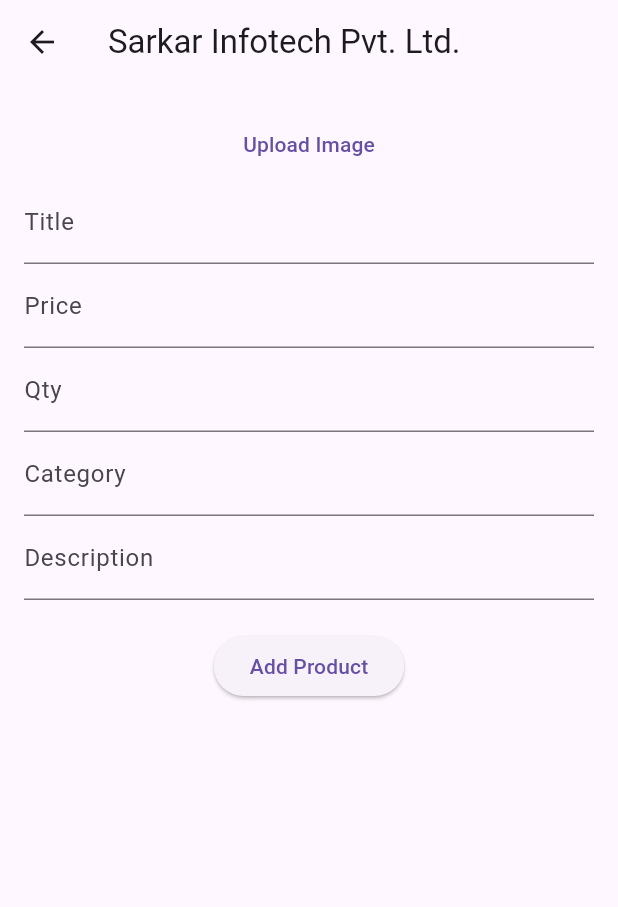
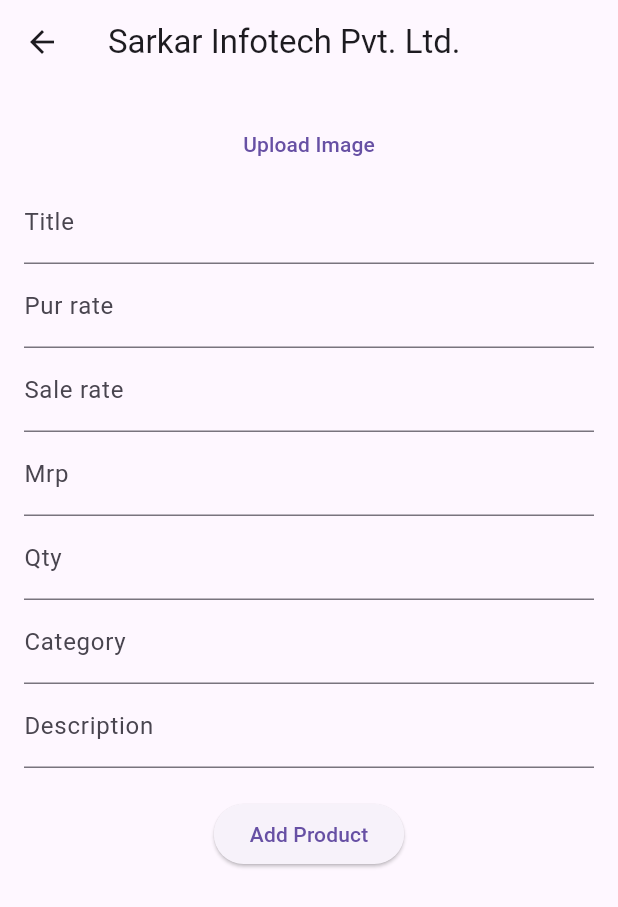
Before and after one commit to KirtanNarola13/malavi_management, a Flutter app: the AddProductScreen screen opened directly, on a phone screen of 412 x 824 dp. Shown: the top 907 px of the screen. Run offline on Flutter 3.47's test engine with Material 3 defaults, Android fonts, the phone set to English and light mode, and no system bars; our stand-ins replace animate_do, cloud_firestore, firebase_auth, firebase_core, firebase_storage, flutter_snake_navigationbar and 2 more; missing offline and left inert: firebase_app_check; accounts and stored records are empty.

Commit message:
Additional added

```diff
--- a/lib/modules/screens/product-screen/product_screen.dart
+++ b/lib/modules/screens/product-screen/product_screen.dart
@@ -19,7 +19,9 @@ class _AddProductScreenState extends State<AddProductScreen> {
   final picker = ImagePicker();
   final _formKey = GlobalKey<FormState>();
   final _titleController = TextEditingController();
-  final _priceController = TextEditingController();
+  final _purchaseRateController = TextEditingController();
+  final _saleRateController = TextEditingController();
+  final _mrpController = TextEditingController();
   final _qtyController = TextEditingController();
   final _categoryController = TextEditingController();
   final _descriptionController = TextEditingController();
@@ -47,7 +49,8 @@ class _AddProductScreenState extends State<AddProductScreen> {
       Uri.parse('https://api.remove.bg/v1.0/removebg'),
     );
     request.headers['X-Api-Key'] = 'VtVBw7j4yoV6DhnMCow42zmv';
-    request.files.add(await http.MultipartFile.fromPath('image_file', imageFile.path));
+    request.files
+        .add(await http.MultipartFile.fromPath('image_file', imageFile.path));
     final response = await request.send();
     final responseBody = await response.stream.toBytes();
     final tempDir = await getTemporaryDirectory();
@@ -55,8 +58,6 @@ class _AddProductScreenState extends State<AddProductScreen> {
     await bgRemovedImage.writeAsBytes(responseBody);
     return bgRemovedImage;
   }
-
-
 
   @override
   Widget build(BuildContext context) {
@@ -68,14 +69,17 @@ class _AddProductScreenState extends State<AddProductScreen> {
         try {
           // Upload image to Firebase Storage
           final storageRef = FirebaseStorage.instance.ref();
-          final imageRef = storageRef.child('product_images/${basename(_image!.path)}');
+          final imageRef =
+              storageRef.child('product_images/${basename(_image!.path)}');
           await imageRef.putFile(_image!);
           final imageUrl = await imageRef.getDownloadURL();
 
           // Save data to Firestore
           await FirebaseFirestore.instance.collection('products').add({
             'title': _titleController.text,
-            'price': _priceController.text,
+            'pur_rate': _purchaseRateController.text,
+            'sale_rate': _saleRateController.text,
+            'mrp': _mrpController.text,
             'qty': _qtyController.text,
             'category': _categoryController.text,
             'description': _descriptionController.text,
@@ -89,22 +93,28 @@ class _AddProductScreenState extends State<AddProductScreen> {
             _isLoading = false;
             _categoryController.clear();
             _descriptionController.clear();
-            _priceController.clear();
+            _purchaseRateController.clear();
+            _saleRateController.clear();
+            _mrpController.clear();
             _qtyController.clear();
             _titleController.clear();
           });
 
-          ScaffoldMessenger.of(context).showSnackBar(SnackBar(content: Text('Product added successfully!')));
+          ScaffoldMessenger.of(context).showSnackBar(
+              SnackBar(content: Text('Product added successfully!')));
         } catch (e) {
           setState(() {
             _isLoading = false;
           });
-          ScaffoldMessenger.of(context).showSnackBar(SnackBar(content: Text('Failed to add product: $e')));
+          ScaffoldMessenger.of(context).showSnackBar(
+              SnackBar(content: Text('Failed to add product: $e')));
         }
       } else {
-        ScaffoldMessenger.of(context).showSnackBar(SnackBar(content: Text('Please fill all fields and upload an image.')));
+        ScaffoldMessenger.of(context).showSnackBar(SnackBar(
+            content: Text('Please fill all fields and upload an image.')));
       }
     }
+
     return Scaffold(
       appBar: AppBar(
         title: const Text('Sarkar Infotech Pvt. Ltd.'),
@@ -116,7 +126,8 @@ class _AddProductScreenState extends State<AddProductScreen> {
           child: Column(
             children: [
               if (_isUploadingImage) CircularProgressIndicator(),
-              if (_image != null && !_isUploadingImage) Image.file(_image!, height: 200, width: 200, fit: BoxFit.cover),
+              if (_image != null && !_isUploadingImage)
+                Image.file(_image!, height: 200, width: 200, fit: BoxFit.cover),
               TextButton(
                 onPressed: _isUploadingImage ? null : _pickImage,
                 child: const Text('Upload Image'),
@@ -127,9 +138,20 @@ class _AddProductScreenState extends State<AddProductScreen> {
                 validator: (value) => value!.isEmpty ? 'Enter title' : null,
               ),
               TextFormField(
-                controller: _priceController,
-                decoration: const InputDecoration(labelText: 'Price'),
-                validator: (value) => value!.isEmpty ? 'Enter price' : null,
+                controller: _purchaseRateController,
+                decoration: const InputDecoration(labelText: 'Pur rate'),
+                validator: (value) =>
+                    value!.isEmpty ? 'Enter purchase rate' : null,
+              ),
+              TextFormField(
+                controller: _saleRateController,
+                decoration: const InputDecoration(labelText: 'Sale rate'),
+                validator: (value) => value!.isEmpty ? 'Enter sale rate' : null,
+              ),
+              TextFormField(
+                controller: _mrpController,
+                decoration: const InputDecoration(labelText: 'Mrp'),
+                validator: (value) => value!.isEmpty ? 'Enter mrp' : null,
               ),
               TextFormField(
                 controller: _qtyController,
@@ -144,15 +166,16 @@ class _AddProductScreenState extends State<AddProductScreen> {
               TextFormField(
                 controller: _descriptionController,
                 decoration: const InputDecoration(labelText: 'Description'),
-                validator: (value) => value!.isEmpty ? 'Enter description' : null,
+                validator: (value) =>
+                    value!.isEmpty ? 'Enter description' : null,
               ),
               const SizedBox(height: 20),
               _isLoading
                   ? CircularProgressIndicator()
                   : ElevatedButton(
-                onPressed: _uploadData,
-                child: const Text('Add Product'),
-              ),
+                      onPressed: _uploadData,
+                      child: const Text('Add Product'),
+                    ),
             ],
           ),
         ),
```
Also changed, not shown: lib/utils/components/all_products.dart (+19 -10 lines).
